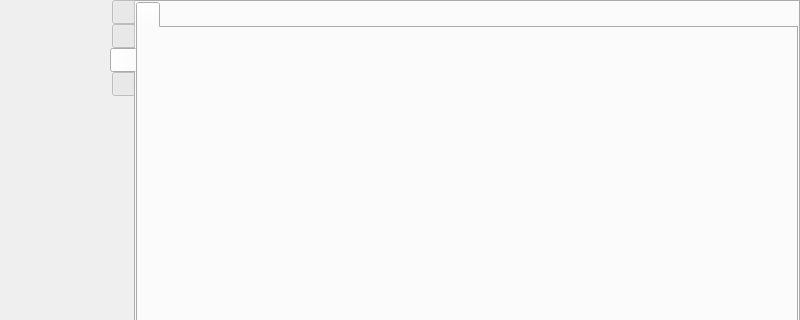
vkohaupt/vokoscreenNG, file src/wayland/formMainWindow_wl.ui: the form before one commit; both pictures show x 0 to 800 and y 0 to 320 of the 800 by 514 pixel window.
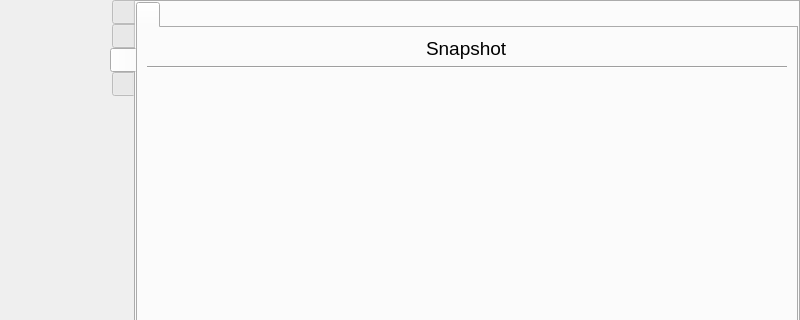
The form after the commit. The open tabs and pages were chosen to show the change. Icons and pictures are not drawn.

Commit message: Wayland: Add GUI for snapshot

```diff
--- a/src/wayland/formMainWindow_wl.ui
+++ b/src/wayland/formMainWindow_wl.ui
@@ -1846,6 +1846,40 @@
              <attribute name="title">
               <string notr="true"/>
              </attribute>
+             <layout class="QVBoxLayout" name="verticalLayout_13">
+              <item alignment="Qt::AlignHCenter">
+               <widget class="QLabel" name="label_2">
+                <property name="font">
+                 <font>
+                  <pointsize>14</pointsize>
+                 </font>
+                </property>
+                <property name="text">
+                 <string>Snapshot</string>
+                </property>
+               </widget>
+              </item>
+              <item>
+               <widget class="Line" name="line">
+                <property name="orientation">
+                 <enum>Qt::Horizontal</enum>
+                </property>
+               </widget>
+              </item>
+              <item>
+               <spacer name="verticalSpacer_7">
+                <property name="orientation">
+                 <enum>Qt::Vertical</enum>
+                </property>
+                <property name="sizeHint" stdset="0">
+                 <size>
+                  <width>20</width>
+                  <height>40</height>
+                 </size>
+                </property>
+               </spacer>
+              </item>
+             </layout>
             </widget>
            </widget>
           </item>
```
Left out of the diff: 4 changed lines with no effect on the pictures. The commit also changes 1 other file.
